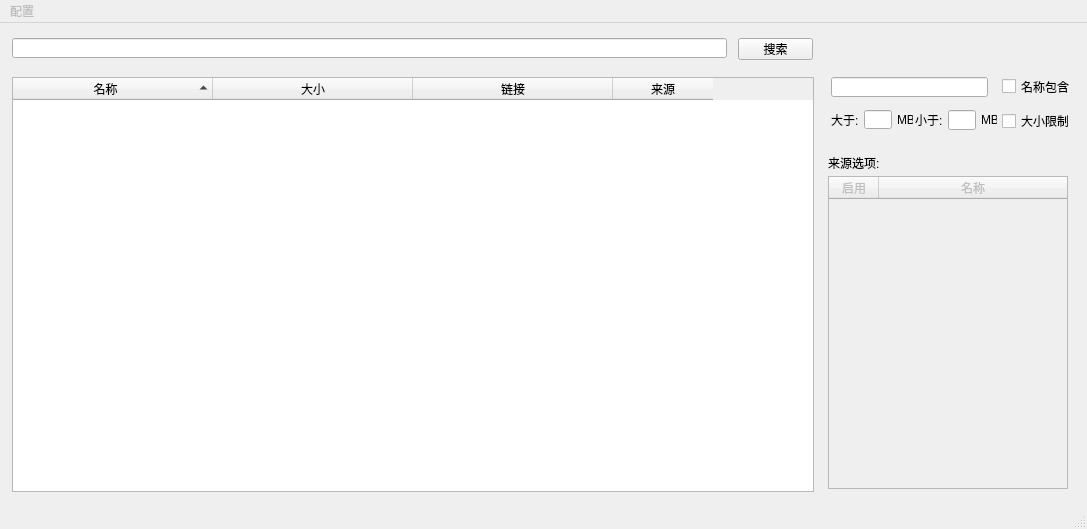
Above: mag_search.ui from chroming/MagSearch before the change. Below: the same form after it.
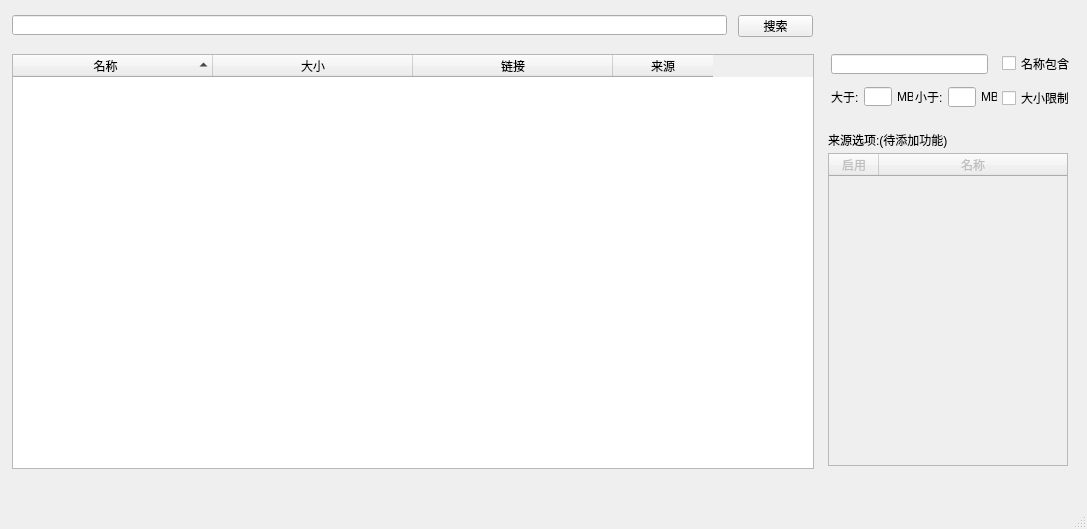
That is the form after the change. Icons and pictures are not drawn.

Commit message: 去除暂不启用的功能

Diff of the .ui file:
```diff
--- a/mag_search.ui
+++ b/mag_search.ui
@@ -259,12 +259,12 @@
      <rect>
       <x>828</x>
       <y>132</y>
-      <width>58</width>
+      <width>130</width>
       <height>16</height>
      </rect>
     </property>
     <property name="text">
-     <string>来源选项:</string>
+     <string>来源选项:(待添加功能)</string>
     </property>
    </widget>
    <widget class="QLabel" name="label_4">
@@ -307,14 +307,6 @@
      <height>23</height>
     </rect>
    </property>
-   <widget class="QMenu" name="menu">
-    <property name="title">
-     <string>配置</string>
-    </property>
-    <addaction name="action"/>
-    <addaction name="action_2"/>
-   </widget>
-   <addaction name="menu"/>
   </widget>
   <action name="action">
    <property name="text">
```
The commit also changes 1 other file.
